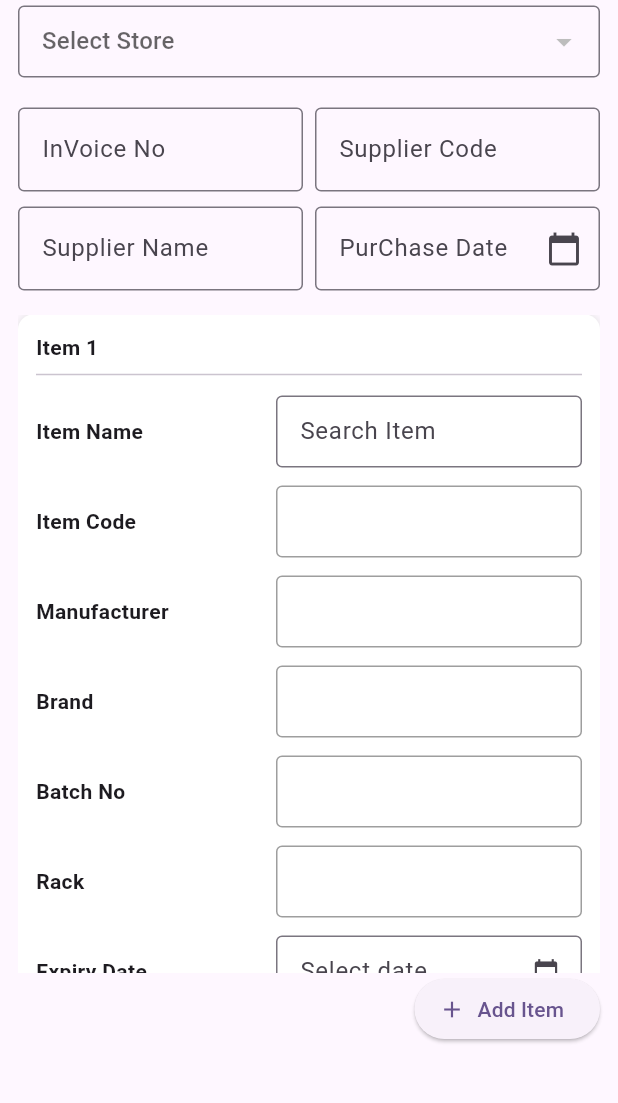
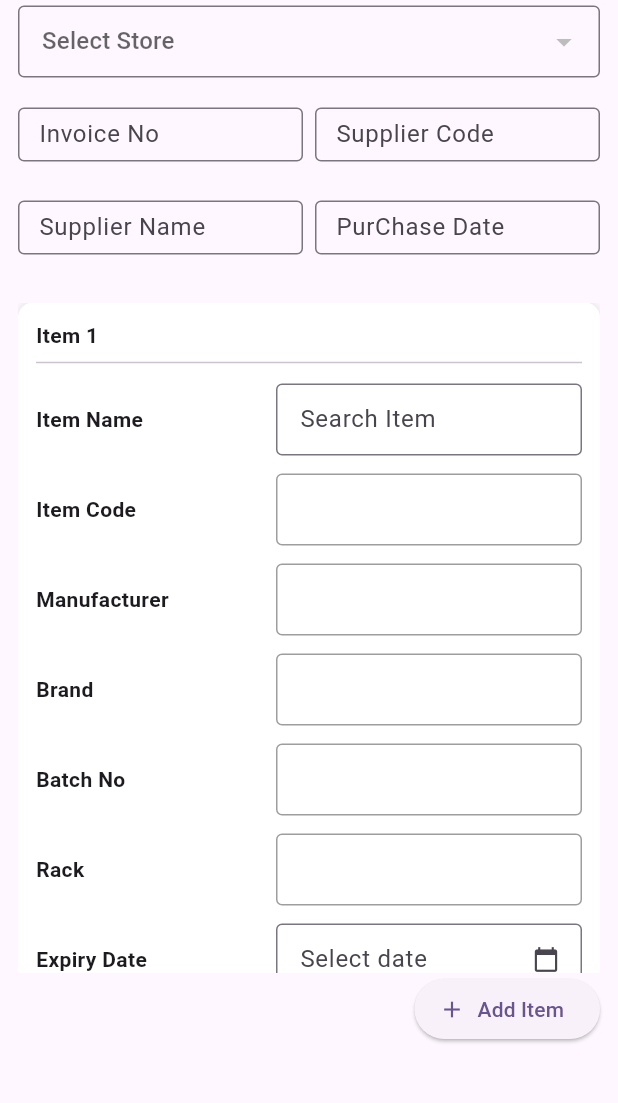
Before and after one commit to AnandBabu-123/pharmacy, a Flutter app: the PurchaseInvoiceScreen screen opened by its route, on a phone screen of 412 x 824 dp, the part 128-1231 px from its top. Run offline on Flutter 3.47's test engine with Material 3 defaults, Android fonts, the phone set to English and light mode, and no system bars; our stand-ins replace connectivity_plus, dio, file_picker, flutter_svg, get, image_picker and 1 more; accounts and stored records are empty; statements that could not run were skipped.

Commit message:
pharmacy changes

```diff
--- a/lib/screens/pharmacyStore/purchase_invoice_screen.dart
+++ b/lib/screens/pharmacyStore/purchase_invoice_screen.dart
@@ -122,22 +122,41 @@ class PurchaseInvoiceScreen extends StatelessWidget {
             Row(
               children: [
                 Expanded(
+                  child: SizedBox(
+                    height: 52, // 👈 reduce height (try 36–44)
                     child: TextField(
                       controller: pharmacyController.invoiceNoCtrl,
+                      style: const TextStyle(fontSize: 13), // 👈 smaller text
                       decoration: const InputDecoration(
-                      labelText: "InVoice No",
+                        labelText: "Invoice No",
+                        isDense: true, // 👈 very important
+                        contentPadding: EdgeInsets.symmetric(
+                          horizontal: 10,
+                          vertical: 8,
+                        ),
                         border: OutlineInputBorder(),
                       ),
                     ),
                   ),
+                ),
+
                 const SizedBox(width: 8),
                 Expanded(
+                  child: SizedBox(
+                    height: 52, // 👈 reduce height (try 36–44)
                     child: TextField(
                       controller: pharmacyController.supplierCodeCtrl,
+                      style: const TextStyle(fontSize: 13), // 👈 smaller text
                       keyboardType: TextInputType.phone,
                       decoration: const InputDecoration(
                         labelText: "Supplier Code",
+                        isDense: true, // 👈 very important
+                        contentPadding: EdgeInsets.symmetric(
+                          horizontal: 10,
+                          vertical: 8,
+                        ),
                         border: OutlineInputBorder(),
+                      ),
                     ),
                   ),
                 ),
@@ -147,23 +166,40 @@ class PurchaseInvoiceScreen extends StatelessWidget {
             Row(
               children: [
                 Expanded(
+                  child: SizedBox(
+                    height: 52, // 👈 reduce height (try 36–44)
                     child: TextField(
                       controller: pharmacyController.supplierNameCtrl,
+                      style: const TextStyle(fontSize: 13), // 👈 smaller text
                       decoration: const InputDecoration(
                         labelText: "Supplier Name",
+                        isDense: true, // 👈 very important
+                        contentPadding: EdgeInsets.symmetric(
+                          horizontal: 10,
+                          vertical: 8,
+                        ),
                         border: OutlineInputBorder(),
+                      ),
                     ),
                   ),
                 ),
                 const SizedBox(width: 8),
                 Expanded(
+                  child: SizedBox(
+                    height: 52,
                     child: TextField(
                       controller: pharmacyController.purchaseDateCtrl,
+                      style: const TextStyle(fontSize: 13), // 👈 smaller text
                       readOnly: true,
                       decoration: const InputDecoration(
                         labelText: "PurChase Date",
+                        isDense: true, // 👈 very important
+                        contentPadding: EdgeInsets.symmetric(
+                          horizontal: 10,
+                          vertical: 8,
+                        ),
                         border: OutlineInputBorder(),
-                      suffixIcon: Icon(Icons.calendar_today),
+
                       ),
                       onTap: () async {
                         DateTime? pickedDate = await showDatePicker(
@@ -183,6 +219,7 @@ class PurchaseInvoiceScreen extends StatelessWidget {
                           pharmacyController.purchaseDateCtrl.text = formattedDate;
                         }
                       },
+                    ),
                   )
 
                 ),
```
Also changed, not shown: lib/screens/pharmacyStore/get_purchase_view.dart (+23 -5 lines), lib/screens/pharmacyStore/purcahse_invoice_view.dart (+13 -6 lines). Lines whose indentation alone changed are shown as unchanged.
